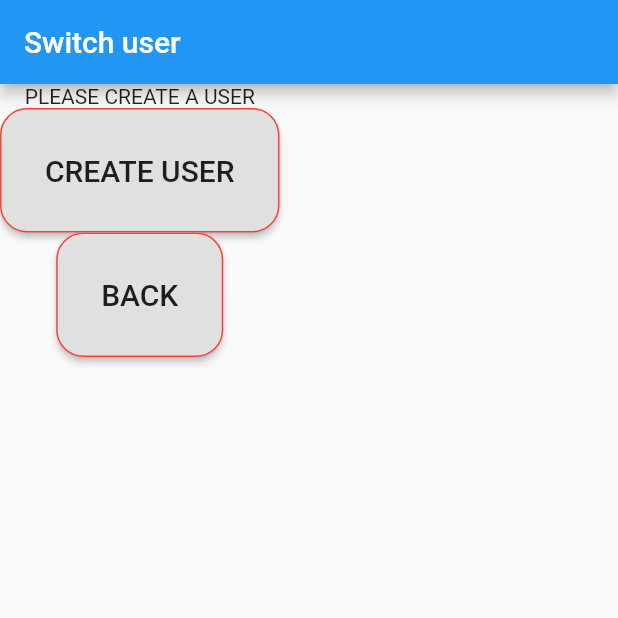
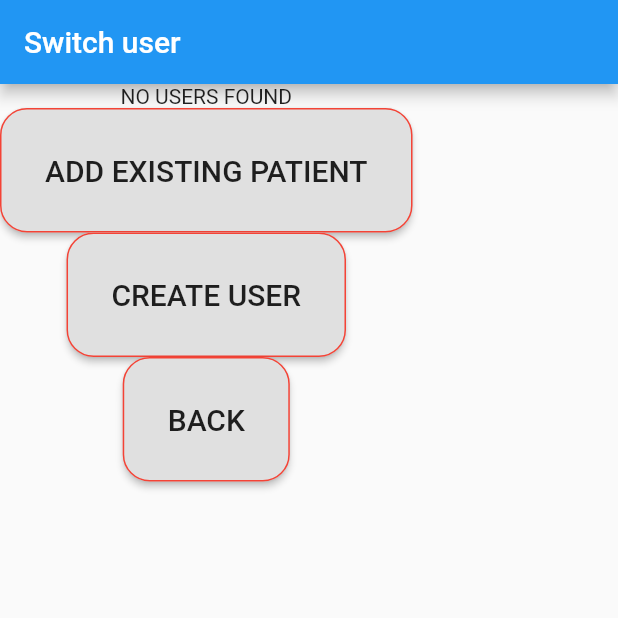
Before and after one commit to jacosdin9/Prescription-management-app, a Flutter app: the screen it shows after launch, in the side drawer, after a tap on "Switch user", on a phone screen of 412 x 824 dp, the top half of it. Run offline on Flutter 3.47's test engine with Material 2 defaults, Android fonts, the phone set to English and light mode, and no system bars; our stand-ins replace cloud_firestore, device_info, firebase_auth, firebase_core, table_calendar; accounts and stored records are empty.

Commit message:
add existing patient to online carer feature

```diff
--- a/project/lib/patient_files/changeUser.dart
+++ b/project/lib/patient_files/changeUser.dart
@@ -2,6 +2,7 @@ import 'package:cloud_firestore/cloud_firestore.dart';
 import 'package:flutter/cupertino.dart';
 import 'package:flutter/material.dart';
 import 'package:project/main_backend/mainArea.dart';
+import 'addExistingPatient.dart';
 import 'createUser.dart';
 
 class ChangeUserPage extends StatelessWidget{
@@ -39,10 +40,10 @@ class ChangeUserPage extends StatelessWidget{
 
             //PRINT DATABASE CONTENTS
             return
-              //If no patients created yet, ask user to create one. Else display users
-              results.length != 0 ?
               Column(
                 children: [
+                  //If no patients created yet, ask user to create one. Else display users
+                  results.length != 0 ?
                   Expanded(
                     child: new Container(
                       child: new CustomScrollView(
@@ -77,7 +78,29 @@ class ChangeUserPage extends StatelessWidget{
                         ],
                       ),
                     ),
+                  ) :
+                      Text("NO USERS FOUND"),
+
+                  RaisedButton(
+                    shape: RoundedRectangleBorder(
+                      borderRadius: BorderRadius.circular(18.0),
+                      side: BorderSide(color: Colors.red),
+                    ),
+                    padding: EdgeInsets.fromLTRB(30, 30, 30, 30),
+                    onPressed: () {
+                      Navigator.push(
+                        context,
+                        MaterialPageRoute(builder: (context) => AddExistingPatient()),
+                      );
+                    },
+                    child: Text(
+                      "ADD EXISTING PATIENT",
+                      style: TextStyle(
+                        fontSize: 20,
+                      ),
+                    ),
                   ),
+
                   RaisedButton(
                     shape: RoundedRectangleBorder(
                     borderRadius: BorderRadius.circular(18.0),
@@ -118,51 +141,7 @@ class ChangeUserPage extends StatelessWidget{
                     ),
                   ),
                 ]
-              ) :
-                Column(
-                  children:[
-                    Text("PLEASE CREATE A USER"),
-                    RaisedButton(
-                      shape: RoundedRectangleBorder(
-                        borderRadius: BorderRadius.circular(18.0),
-                        side: BorderSide(color: Colors.red),
-                      ),
-                      padding: EdgeInsets.fromLTRB(30, 30, 30, 30),
-                      onPressed: () {
-                        Navigator.push(
-                          context,
-                          MaterialPageRoute(builder: (context) => CreateUser()),
-                        );
-                      },
-                      child: Text(
-                        "CREATE USER",
-                        style: TextStyle(
-                          fontSize: 20,
-                        ),
-                      ),
-                    ),
-
-                    RaisedButton(
-                      shape: RoundedRectangleBorder(
-                        borderRadius: BorderRadius.circular(18.0),
-                        side: BorderSide(color: Colors.red),
-                      ),
-                      padding: EdgeInsets.fromLTRB(30, 30, 30, 30),
-                      onPressed: () {
-                        Navigator.push(
-                          context,
-                          MaterialPageRoute(builder: (context) => MainArea()),
-                        );
-                      },
-                      child: Text(
-                        "BACK",
-                        style: TextStyle(
-                          fontSize: 20,
-                        ),
-                      ),
-                    ),
-                  ],
-                );
+              );
           }
         ),
       ),
--- a/project/lib/prescriptions_files/prescriptions.dart
+++ b/project/lib/prescriptions_files/prescriptions.dart
@@ -10,7 +10,8 @@ class PrescriptionPage extends StatelessWidget {
 
     //devices>deviceID - patients>patientID - prescriptions
     //if patient selected, create proper file path. else make a dummy one.
-    CollectionReference prescriptionsRef = currentPatientID != "" ?
+    CollectionReference prescriptionsRef =
+    currentPatientID != "" ?
     FirebaseFirestore.instance.collection('devices').doc(deviceID).collection('patients').doc(currentPatientID).collection('prescriptions') :
     FirebaseFirestore.instance.collection('devices');
 
```
Also changed, not shown: project/lib/firebase_files/firebase.dart (+32 -1 lines), project/lib/patient_files/addExistingPatient.dart (added, +146 -0 lines).
